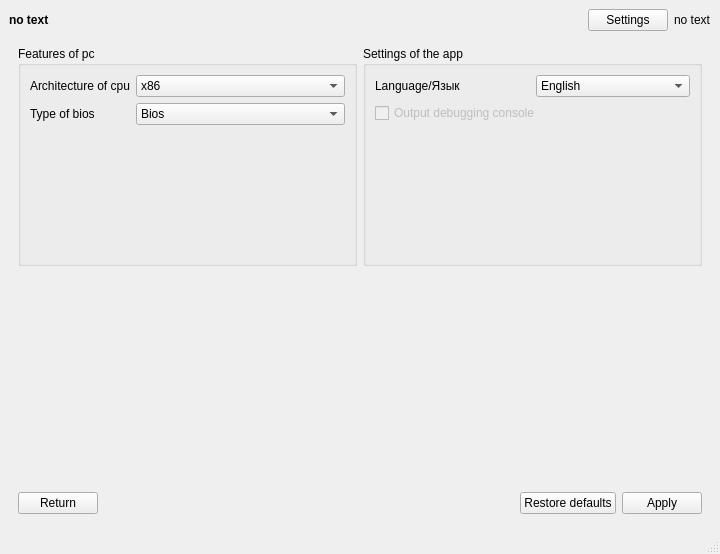
YourDroid/YourDroid, file window.ui: the form before one commit.
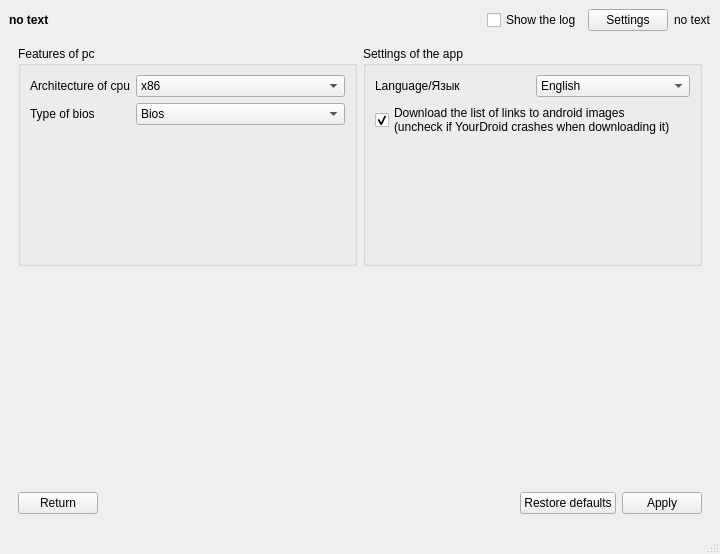
The form after the commit. The open tabs and pages were chosen to show the change. Icons and pictures are not drawn.

```diff
--- a/window.ui
+++ b/window.ui
@@ -47,6 +47,16 @@
         </property>
        </spacer>
       </item>
+      <item>
+       <widget class="QCheckBox" name="checkEnableConSettings">
+        <property name="enabled">
+         <bool>true</bool>
+        </property>
+        <property name="text">
+         <string>Show the log</string>
+        </property>
+       </widget>
+      </item>
       <item>
        <widget class="QPushButton" name="settingsMini">
         <property name="text">
@@ -250,12 +260,13 @@
               </layout>
              </item>
              <item>
-              <widget class="QCheckBox" name="checkEnableConSettings">
-               <property name="enabled">
-                <bool>false</bool>
-               </property>
+              <widget class="QCheckBox" name="downloadListCheck">
                <property name="text">
-                <string>Output debugging console</string>
+                <string>Download the list of links to android images
+(uncheck if YourDroid crashes when downloading it)</string>
+               </property>
+               <property name="checked">
+                <bool>true</bool>
                </property>
               </widget>
              </item>
```
Left out of the diff: 4 changed lines with no effect on the pictures.
